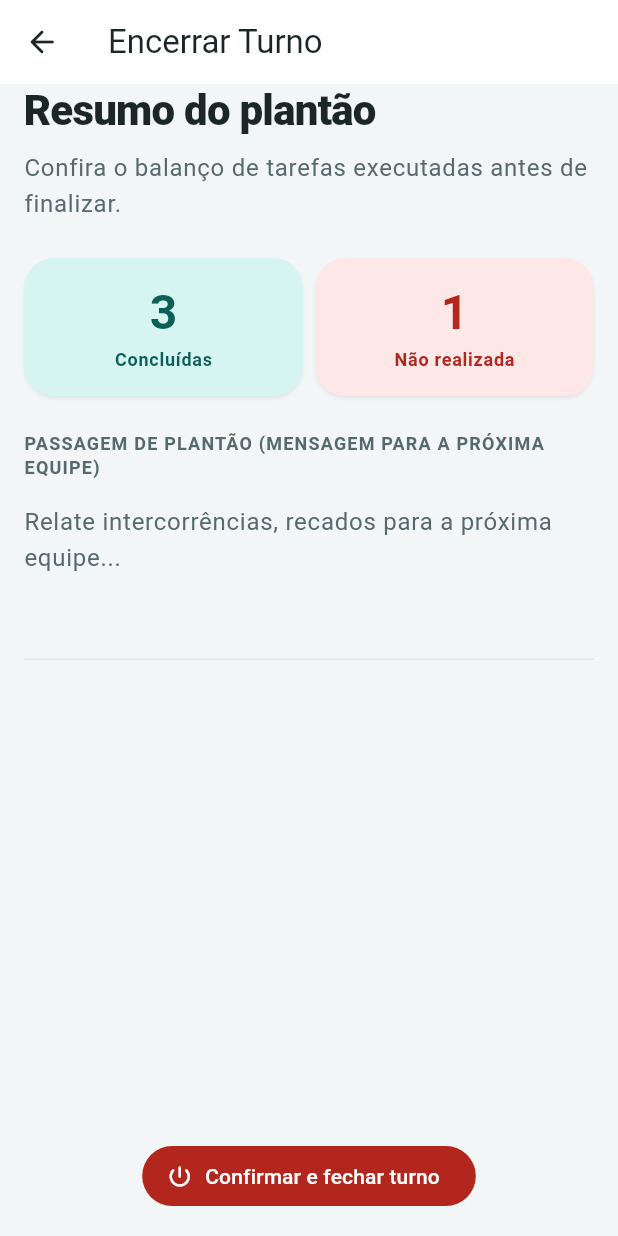
After one commit to EnzoSenatori/Geratrix, a Flutter app: the EncerrarTurnoScreen screen opened by its route, on a phone screen of 412 x 824 dp. The commit adds this screen. Run offline on Flutter 3.47's test engine with Material 3 defaults, Android fonts, the phone set to English and light mode, and no system bars.

Commit message:
tcm-feat: cria tela de encerramento de turno e passagem de plantao

```diff
--- a/geratrix_flutter/lib/app.dart
+++ b/geratrix_flutter/lib/app.dart
@@ -12,6 +12,7 @@ import 'screens/nao_realizado_screen.dart';
 import 'screens/checkin_sinais_vitais_screen.dart';
 import 'screens/checkin_medicamento_screen.dart';
 import 'screens/residente_screen.dart';
+import 'screens/encerrar_turno_screen.dart';
 
 // Raiz do app: tema do guia visual e rotas
 class GeratrixApp extends StatelessWidget {
@@ -66,6 +67,7 @@ class GeratrixApp extends StatelessWidget {
         AppRoutes.checkinSinaisVitais: (context) => const CheckinSinaisVitaisScreen(),
         AppRoutes.checkinMedicamento: (context) => const CheckinMedicamentoScreen(),
         AppRoutes.residente: (context) => const ResidenteScreen(),
+        AppRoutes.encerrarTurno: (context) => const EncerrarTurnoScreen(),
       },
     );
   }
--- a/geratrix_flutter/lib/routes.dart
+++ b/geratrix_flutter/lib/routes.dart
@@ -12,4 +12,5 @@ class AppRoutes {
   static const String checkinMedicamento = "/checkin-medicamento";
   static const String naoRealizado = "/nao-realizado";
   static const String residente = "/residente";
+  static const String encerrarTurno = "/encerrar-turno"; // NOVO: Rota de encerramento de turno
 }
--- /dev/null
+++ b/geratrix_flutter/lib/screens/encerrar_turno_screen.dart
@@ -0,0 +1,172 @@
+import 'package:flutter/material.dart';
+
+import '../routes.dart';
+
+// Tela de encerramento de turno e registro da passagem de plantão
+class EncerrarTurnoScreen extends StatefulWidget {
+  const EncerrarTurnoScreen({super.key});
+
+  @override
+  State<EncerrarTurnoScreen> createState() => _EncerrarTurnoScreenState();
+}
+
+class _EncerrarTurnoScreenState extends State<EncerrarTurnoScreen> {
+  final _passagemPlantaoController = TextEditingController();
+
+  @override
+  void dispose() {
+    _passagemPlantaoController.dispose();
+    super.dispose();
+  }
+
+  // Finaliza o plantão e retorna para a tela inicial
+  void _finalizarTurno() {
+    ScaffoldMessenger.of(context).showSnackBar(
+      const SnackBar(content: Text('Turno encerrado com sucesso!')),
+    );
+    // Remove todas as telas e retorna para a tela inicial de seleção de perfil
+    Navigator.pushNamedAndRemoveUntil(
+      context,
+      AppRoutes.index,
+      (route) => false,
+    );
+  }
+
+  @override
+  Widget build(BuildContext context) {
+    final cores = Theme.of(context).colorScheme;
+    final textos = Theme.of(context).textTheme;
+
+    return Scaffold(
+      appBar: AppBar(
+        leading: IconButton(
+          icon: const Icon(Icons.arrow_back_rounded),
+          onPressed: () => Navigator.pop(context),
+        ),
+        title: const Text('Encerrar Turno'),
+      ),
+      body: SafeArea(
+        child: Column(
+          children: [
+            Expanded(
+              child: ListView(
+                padding: const EdgeInsets.symmetric(horizontal: 16.0),
+                children: [
+                  Text(
+                    'Resumo do plantão',
+                    style: textos.titleLarge?.copyWith(
+                      fontWeight: FontWeight.w800,
+                      fontSize: 28,
+                      letterSpacing: -0.5,
+                    ),
+                  ),
+                  const SizedBox(height: 8),
+                  Text(
+                    'Confira o balanço de tarefas executadas antes de finalizar.',
+                    style: textos.bodyLarge?.copyWith(color: cores.onSurfaceVariant),
+                  ),
+                  const SizedBox(height: 24),
+
+                  // Grid de Métricas Rápidas do Plantão
+                  Row(
+                    children: [
+                      Expanded(
+                        child: Card(
+                          color: cores.primaryContainer,
+                          child: Padding(
+                            padding: const EdgeInsets.all(16.0),
+                            child: Column(
+                              children: [
+                                Text(
+                                  '3',
+                                  style: textos.headlineLarge?.copyWith(
+                                    fontWeight: FontWeight.bold,
+                                    color: cores.onPrimaryContainer,
+                                  ),
+                                ),
+                                const SizedBox(height: 4),
+                                Text(
+                                  'Concluídas',
+                                  style: textos.labelMedium?.copyWith(
+                                    color: cores.onPrimaryContainer,
+                                    fontWeight: FontWeight.w600,
+                                  ),
+                                ),
+                              ],
+                            ),
+                          ),
+                        ),
+                      ),
+                      const SizedBox(width: 8),
+                      Expanded(
+                        child: Card(
+                          color: cores.errorContainer,
+                          child: Padding(
+                            padding: const EdgeInsets.all(16.0),
+                            child: Column(
+                              children: [
+                                Text(
+                                  '1',
+                                  style: textos.headlineLarge?.copyWith(
+                                    fontWeight: FontWeight.bold,
+                                    color: cores.error,
+                                  ),
+                                ),
+                                const SizedBox(height: 4),
+                                Text(
+                                  'Não realizada',
+                                  style: textos.labelMedium?.copyWith(
+                                    color: cores.error,
+                                    fontWeight: FontWeight.w600,
+                                  ),
+                                ),
+                              ],
+                            ),
+                          ),
+                        ),
+                      ),
+                    ],
+                  ),
+                  const SizedBox(height: 24),
+
+                  // Campo de Passagem de Plantão
+                  Text(
+                    'PASSAGEM DE PLANTÃO (MENSAGEM PARA A PRÓXIMA EQUIPE)',
+                    style: textos.labelMedium?.copyWith(
+                      color: cores.onSurfaceVariant,
+                      fontWeight: FontWeight.w600,
+                      letterSpacing: 0.8,
+                    ),
+                  ),
+                  const SizedBox(height: 8),
+                  TextField(
+                    controller: _passagemPlantaoController,
+                    maxLines: 4,
+                    textCapitalization: TextCapitalization.sentences,
+                    decoration: const InputDecoration(
+                      hintText: 'Relate intercorrências, recados para a próxima equipe...',
+                    ),
+                  ),
+                ],
+              ),
+            ),
+
+            // Rodapé Fixo
+            Padding(
+              padding: const EdgeInsets.all(16.0),
+              child: FilledButton.icon(
+                style: FilledButton.styleFrom(
+                  backgroundColor: cores.error,
+                  foregroundColor: cores.surface,
+                ),
+                onPressed: _finalizarTurno,
+                icon: const Icon(Icons.power_settings_new_rounded),
+                label: const Text('Confirmar e fechar turno'),
+              ),
+            ),
+          ],
+        ),
+      ),
+    );
+  }
+}
--- a/geratrix_flutter/lib/screens/lista_screen.dart
+++ b/geratrix_flutter/lib/screens/lista_screen.dart
@@ -156,14 +156,14 @@ class _ListaScreenState extends State<ListaScreen> {
           ),
         ],
       ),
-      // FAB para ações rápidas (ex: encerrar turno)
-      floatingActionButton: FloatingActionButton(
+      // FAB para encerramento de plantão
+      floatingActionButton: FloatingActionButton.extended(
         onPressed: () {
-          ScaffoldMessenger.of(context).showSnackBar(
-            const SnackBar(content: Text('Tela Encerrar Turno em construção')),
-          );
+          // Navega para a tela de encerramento de turno
+          Navigator.pushNamed(context, AppRoutes.encerrarTurno);
         },
-        child: const Icon(Icons.stop_rounded),
+        icon: const Icon(Icons.stop_rounded),
+        label: const Text('Encerrar turno'),
       ),
     );
   }
```
